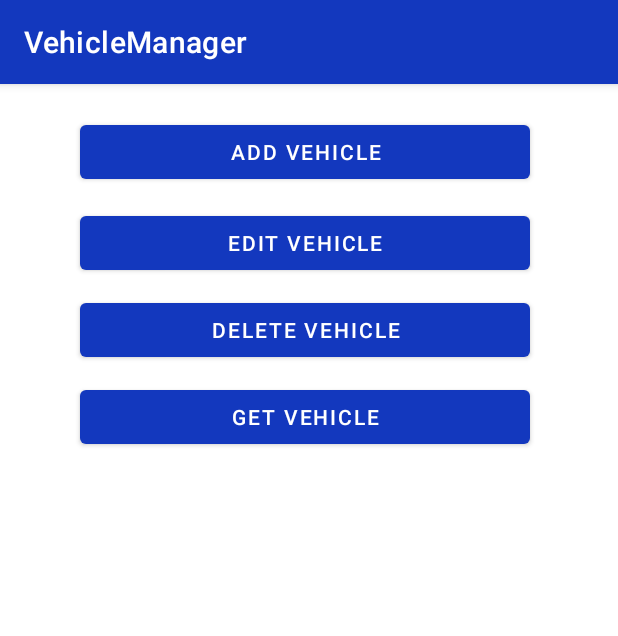
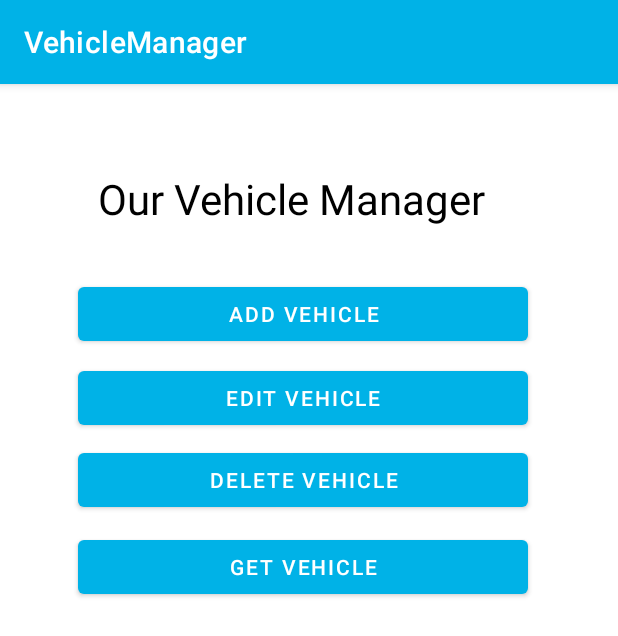
Before and after one commit to Robbie08/VehicleManager, an Android app: the screen it shows after launch (MainActivity), on a phone screen of 412 x 824 dp. Shown: the top 636 px of the screen. Run offline under Robolectric (Android 15) with nearby library versions, the phone set to English and light mode, and no system bars; our stand-ins replace Firebase (no records; nobody signed in at launch, a user with empty details on screens opened directly).

Commit message:
Small UI changes to improve aesthetics of the application.

```diff
--- a/app/src/main/java/com/ortiz/vehiclemanager/controllers/OnClickListenerGetVehicleDisplay.java
+++ b/app/src/main/java/com/ortiz/vehiclemanager/controllers/OnClickListenerGetVehicleDisplay.java
@@ -39,7 +39,7 @@ public class OnClickListenerGetVehicleDisplay{
 
         AlertDialog.Builder builder = new AlertDialog.Builder(context);
         builder.setView(formElementView);
-        builder.setTitle("Vehicle Data: " +sVehicleId);
+        builder.setTitle("Vehicle: " +sVehicleId);
         builder.setPositiveButton("Close",
                 (dialog, which) -> {
                     // learned that some older versions of android studio need this empty onClick event to not crash
--- a/app/src/main/res/layout/activity_main.xml
+++ b/app/src/main/res/layout/activity_main.xml
@@ -6,17 +6,26 @@
     android:layout_height="match_parent"
     tools:context=".controllers.MainActivity">
 
+    <TextView
+        android:id="@+id/textView5"
+        android:layout_width="wrap_content"
+        android:layout_height="wrap_content"
+        android:layout_alignParentTop="true"
+        android:layout_marginStart="65dp"
+        android:layout_marginTop="57dp"
+        android:text="Our Vehicle Manager"
+        android:textColor="@color/black"
+        android:textSize="28dp" />
 
     <Button
         android:id="@+id/buttonAddVehicle"
         android:layout_width="300dp"
         android:layout_height="wrap_content"
+        android:layout_below="@+id/textView5"
         android:layout_alignParentStart="true"
-        android:layout_alignParentTop="true"
-        android:layout_marginStart="53dp"
-        android:layout_marginTop="21dp"
+        android:layout_marginStart="52dp"
+        android:layout_marginTop="34dp"
         android:text="@string/add_vehicle" />
-
 
     <Button
         android:id="@+id/buttonEditVehicle"
@@ -24,9 +33,9 @@
         android:layout_height="wrap_content"
         android:layout_alignParentStart="true"
         android:layout_alignParentTop="true"
-        android:layout_marginStart="53dp"
+        android:layout_marginStart="52dp"
 
-        android:layout_marginTop="82dp"
+        android:layout_marginTop="185dp"
         android:text="@string/edit_vehicle" />
 
     <Button
@@ -35,9 +44,9 @@
         android:layout_height="wrap_content"
         android:layout_alignParentStart="true"
         android:layout_alignParentTop="true"
-        android:layout_marginStart="53dp"
+        android:layout_marginStart="52dp"
 
-        android:layout_marginTop="140dp"
+        android:layout_marginTop="240dp"
         android:text="@string/delete_vehicle" />
 
     <Button
@@ -46,8 +55,8 @@
         android:layout_height="wrap_content"
         android:layout_below="@+id/buttonDeleteVehicle"
         android:layout_alignParentStart="true"
+        android:layout_marginStart="52dp"
         android:layout_marginTop="10dp"
-        android:layout_marginStart="53dp"
         android:text="@string/get_vehicle" />
 
     <ListView
@@ -61,4 +70,6 @@
         android:layout_marginBottom="5dp"/>
 
 
+
+
 </RelativeLayout>
--- a/app/src/main/res/layout/vehicle_display_data.xml
+++ b/app/src/main/res/layout/vehicle_display_data.xml
@@ -59,8 +59,9 @@
         android:layout_marginStart="24dp"
         android:layout_marginTop="28dp"
         android:layout_marginEnd="24dp"
+        android:text="Make:"
+        android:textColor="@color/black"
         android:textSize="22sp"
-        android:text="Make:"
         app:layout_constraintEnd_toStartOf="@+id/textViewVehicleShowMake"
         app:layout_constraintHorizontal_bias="0.555"
         app:layout_constraintStart_toStartOf="parent"
@@ -74,6 +75,7 @@
         android:layout_marginTop="20dp"
         android:layout_marginEnd="24dp"
         android:text="Model: "
+        android:textColor="@color/black"
         android:textSize="22sp"
         app:layout_constraintEnd_toStartOf="@+id/textViewVehicleShowModel"
         app:layout_constraintHorizontal_bias="0.0"
@@ -88,6 +90,7 @@
         android:layout_marginTop="20dp"
         android:layout_marginEnd="36dp"
         android:text="Year: "
+        android:textColor="@color/black"
         android:textSize="22sp"
         app:layout_constraintEnd_toStartOf="@+id/textViewVehicleShowYear"
         app:layout_constraintHorizontal_bias="0.0"
@@ -101,6 +104,7 @@
         android:layout_marginTop="16dp"
         android:layout_marginEnd="52dp"
         android:text="Id: "
+        android:textColor="@color/black"
         android:textSize="22sp"
         app:layout_constraintEnd_toStartOf="@+id/textViewVehicleShowId"
         app:layout_constraintHorizontal_bias="0.767"
--- a/app/src/main/res/values/colors.xml
+++ b/app/src/main/res/values/colors.xml
@@ -4,6 +4,7 @@
     <color name="purple_500">#FF6200EE</color>
     <color name="purple_700">#FF3700B3</color>
     <color name="cobalt">#1338BE</color>
+    <color name="cool_blue">#00B2E7</color>
     <color name="slate">#757C88</color>
     <color name="teal_200">#FF03DAC5</color>
     <color name="teal_700">#FF018786</color>
--- a/app/src/main/res/values/themes.xml
+++ b/app/src/main/res/values/themes.xml
@@ -2,7 +2,7 @@
     <!-- Base application theme. -->
     <style name="Theme.VehicleManager" parent="Theme.MaterialComponents.DayNight.DarkActionBar">
         <!-- Primary brand color. -->
-        <item name="colorPrimary">@color/cobalt</item>
+        <item name="colorPrimary">@color/cool_blue</item>
         <item name="colorPrimaryVariant">@color/slate</item>
         <item name="colorOnPrimary">@color/white</item>
         <!-- Secondary brand color. -->
```
